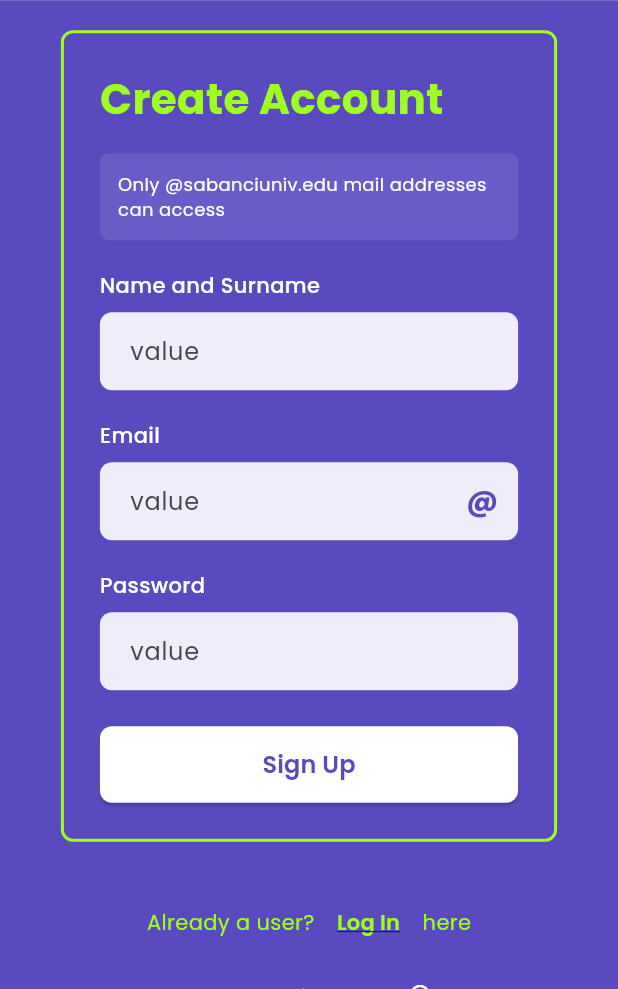
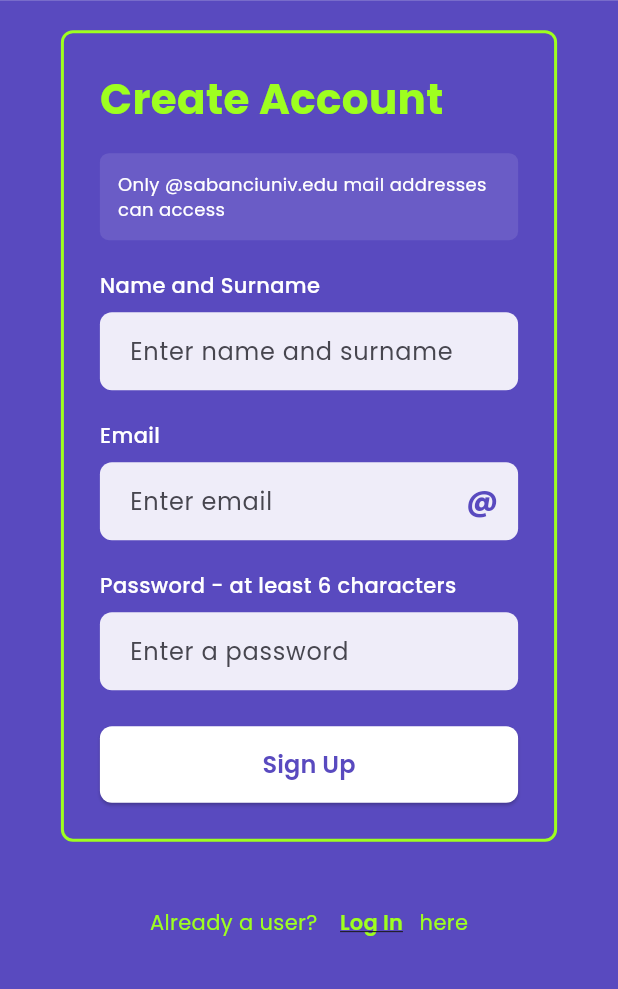
Before and after one commit to ilgazsahin/CS310-Group-14, a Flutter app: the LoginPage screen opened by its route, after a tap on "Login", after a tap on "Create", on a phone screen of 412 x 824 dp, the part 247-1236 px from its top. Run offline on Flutter 3.47's test engine with Material 3 defaults, Android fonts, the phone set to English and light mode, and no system bars; our stand-ins replace cloud_firestore, firebase_auth, firebase_core, firebase_storage, google_fonts, image_picker and 1 more; accounts and stored records are empty.

Commit message:
Updated text fields in login_page.dart and signup_page.dart for general UX purposes. Added an application logo - logo currently used in welcome_page.dart

```diff
--- a/WhatSUp-ui-bahar/lib/screens/login_page.dart
+++ b/WhatSUp-ui-bahar/lib/screens/login_page.dart
@@ -191,7 +191,7 @@ class _LoginPageState extends State<LoginPage> {
                                   autocorrect: false,
                                   enableSuggestions: false,
                                   decoration: InputDecoration(
-                                    hintText: 'value',
+                                    hintText: 'Enter email',
                                     filled: true,
                                     fillColor: Colors.white.withOpacity(0.9),
                                     border: OutlineInputBorder(
@@ -253,7 +253,7 @@ class _LoginPageState extends State<LoginPage> {
                                   validator: _validatePassword,
                                   obscureText: true,
                                   decoration: InputDecoration(
-                                    hintText: 'value',
+                                    hintText: 'Enter password',
                                     filled: true,
                                     fillColor: Colors.white.withOpacity(0.9),
                                     border: OutlineInputBorder(
@@ -336,7 +336,7 @@ class _LoginPageState extends State<LoginPage> {
                               ),
                             ),
                             const Text(
-                              ' here',
+                              'here',
                               style: TextStyle(
                                 color: Color(0xFF9EFF1F),
                                 fontSize: 14,
@@ -345,24 +345,6 @@ class _LoginPageState extends State<LoginPage> {
                           ],
                         ),
                         const SizedBox(height: 16),
-
-                        Row(
-                          mainAxisAlignment: MainAxisAlignment.center,
-                          children: [
-                            const Text(
-                              'Need help with the app ',
-                              style: TextStyle(
-                                color: Colors.white,
-                                fontSize: 12,
-                              ),
-                            ),
-                            Icon(
-                              Icons.help_outline,
-                              color: Colors.white,
-                              size: 16,
-                            ),
-                          ],
-                        ),
                       ],
                     ),
                   ),
--- a/WhatSUp-ui-bahar/lib/screens/signup_page.dart
+++ b/WhatSUp-ui-bahar/lib/screens/signup_page.dart
@@ -201,7 +201,7 @@ class _SignUpPageState extends State<SignUpPage> {
                                   keyboardType: TextInputType.name,
                                   textCapitalization: TextCapitalization.words,
                                   decoration: InputDecoration(
-                                    hintText: 'value',
+                                    hintText: 'Enter name and surname',
                                     filled: true,
                                     fillColor: Colors.white.withOpacity(0.9),
                                     border: OutlineInputBorder(
@@ -233,7 +233,7 @@ class _SignUpPageState extends State<SignUpPage> {
                                   autocorrect: false,
                                   enableSuggestions: false,
                                   decoration: InputDecoration(
-                                    hintText: 'value',
+                                    hintText: 'Enter email',
                                     filled: true,
                                     fillColor: Colors.white.withOpacity(0.9),
                                     border: OutlineInputBorder(
@@ -282,7 +282,7 @@ class _SignUpPageState extends State<SignUpPage> {
                                 const SizedBox(height: 20),
 
                                 const Text(
-                                  'Password',
+                                  'Password - at least 6 characters',
                                   style: TextStyle(
                                     color: Colors.white,
                                     fontSize: 14,
@@ -295,7 +295,7 @@ class _SignUpPageState extends State<SignUpPage> {
                                   validator: _validatePassword,
                                   obscureText: true,
                                   decoration: InputDecoration(
-                                    hintText: 'value',
+                                    hintText: 'Enter a password',
                                     filled: true,
                                     fillColor: Colors.white.withOpacity(0.9),
                                     border: OutlineInputBorder(
@@ -380,7 +380,7 @@ class _SignUpPageState extends State<SignUpPage> {
                               ),
                             ),
                             const Text(
-                              ' here',
+                              'here',
                               style: TextStyle(
                                 color: Color(0xFF9EFF1F),
                                 fontSize: 14,
@@ -389,24 +389,6 @@ class _SignUpPageState extends State<SignUpPage> {
                           ],
                         ),
                         const SizedBox(height: 16),
-
-                        Row(
-                          mainAxisAlignment: MainAxisAlignment.center,
-                          children: [
-                            const Text(
-                              'Need help with the app ',
-                              style: TextStyle(
-                                color: Colors.white,
-                                fontSize: 12,
-                              ),
-                            ),
-                            Icon(
-                              Icons.help_outline,
-                              color: Colors.white,
-                              size: 16,
-                            ),
-                          ],
-                        ),
                       ],
                     ),
                   ),
--- a/WhatSUp-ui-bahar/lib/screens/welcome_page.dart
+++ b/WhatSUp-ui-bahar/lib/screens/welcome_page.dart
@@ -146,7 +146,7 @@ class _EventDropCard extends StatelessWidget {
       child: Column(
         children: [
           const Text(
-            "EventDrop",
+            "WhatSUp EventDrop",
             style: TextStyle(
               fontSize: 22,
               fontWeight: FontWeight.w700,
```
Also changed, not shown: WhatSUp-ui-bahar/pubspec.yaml (+7 -23 lines), 17 other files.
